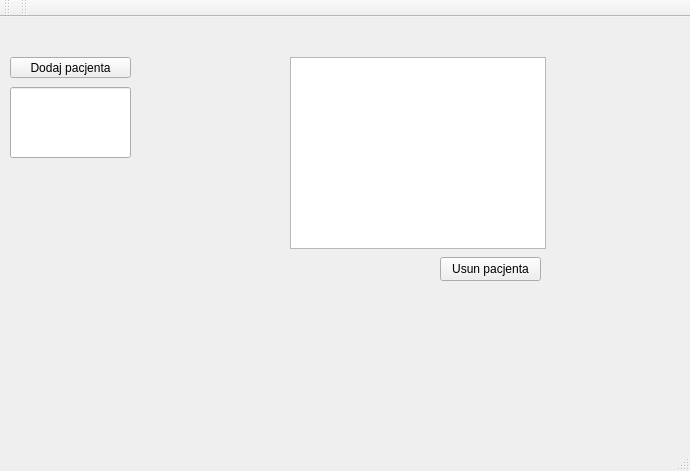
Kupsztajn/Jipp, file Pacjenci/Pacjenci.ui: the form before one commit.
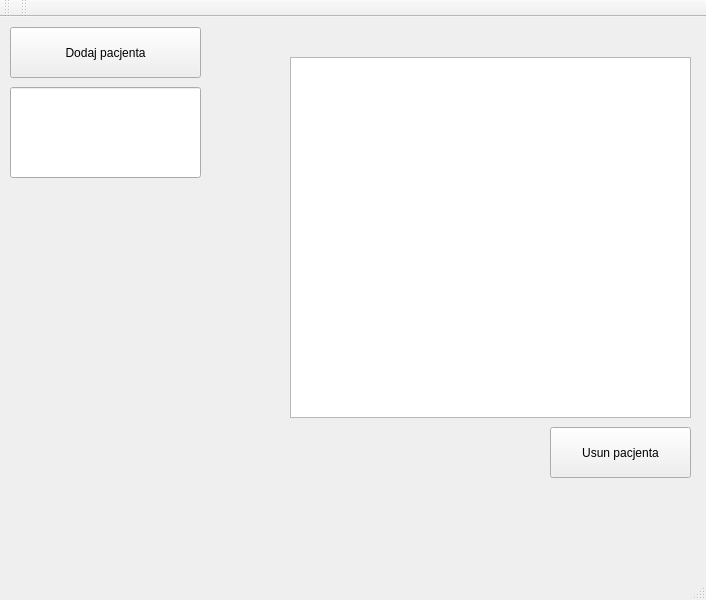
The form after the commit.

```diff
--- a/Pacjenci/Pacjenci.ui
+++ b/Pacjenci/Pacjenci.ui
@@ -6,8 +6,8 @@
    <rect>
     <x>0</x>
     <y>0</y>
-    <width>690</width>
-    <height>471</height>
+    <width>706</width>
+    <height>600</height>
    </rect>
   </property>
   <property name="windowTitle">
@@ -24,9 +24,9 @@
     <property name="geometry">
      <rect>
       <x>10</x>
-      <y>40</y>
-      <width>121</width>
-      <height>21</height>
+      <y>10</y>
+      <width>191</width>
+      <height>51</height>
      </rect>
     </property>
     <property name="text">
@@ -36,10 +36,10 @@
    <widget class="QPushButton" name="Button_Usun">
     <property name="geometry">
      <rect>
-      <x>440</x>
-      <y>240</y>
-      <width>101</width>
-      <height>24</height>
+      <x>550</x>
+      <y>410</y>
+      <width>141</width>
+      <height>51</height>
      </rect>
     </property>
     <property name="text">
@@ -51,8 +51,8 @@
      <rect>
       <x>290</x>
       <y>40</y>
-      <width>256</width>
-      <height>192</height>
+      <width>401</width>
+      <height>361</height>
      </rect>
     </property>
     <property name="editTriggers">
@@ -64,8 +64,8 @@
      <rect>
       <x>10</x>
       <y>70</y>
-      <width>121</width>
-      <height>71</height>
+      <width>191</width>
+      <height>91</height>
      </rect>
     </property>
    </widget>
```
Left out of the diff: 37 changed lines with no effect on the pictures.
